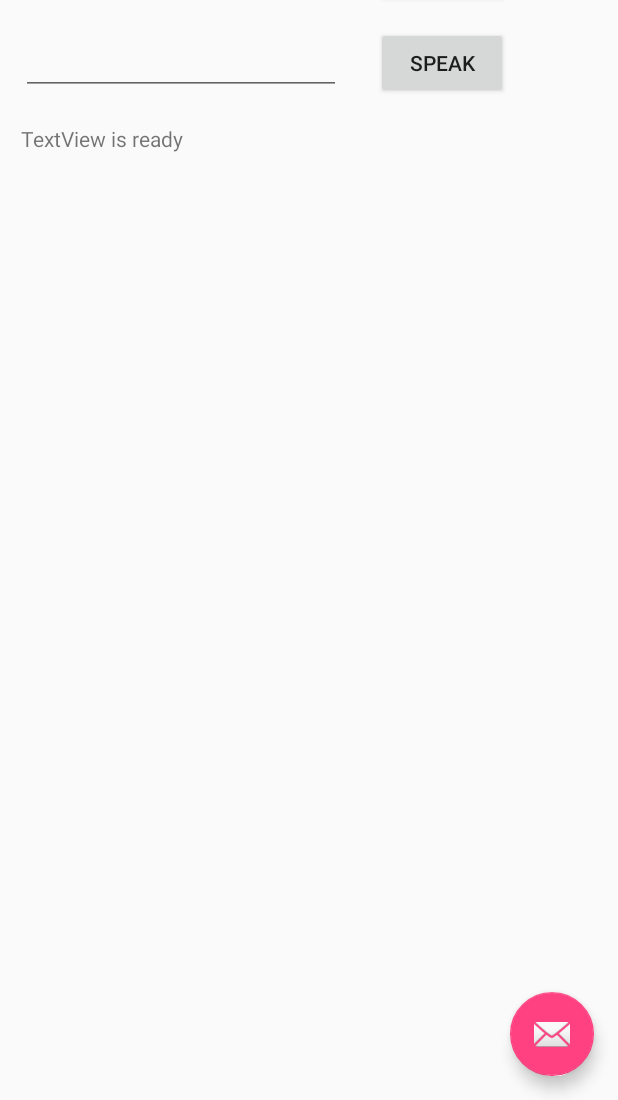
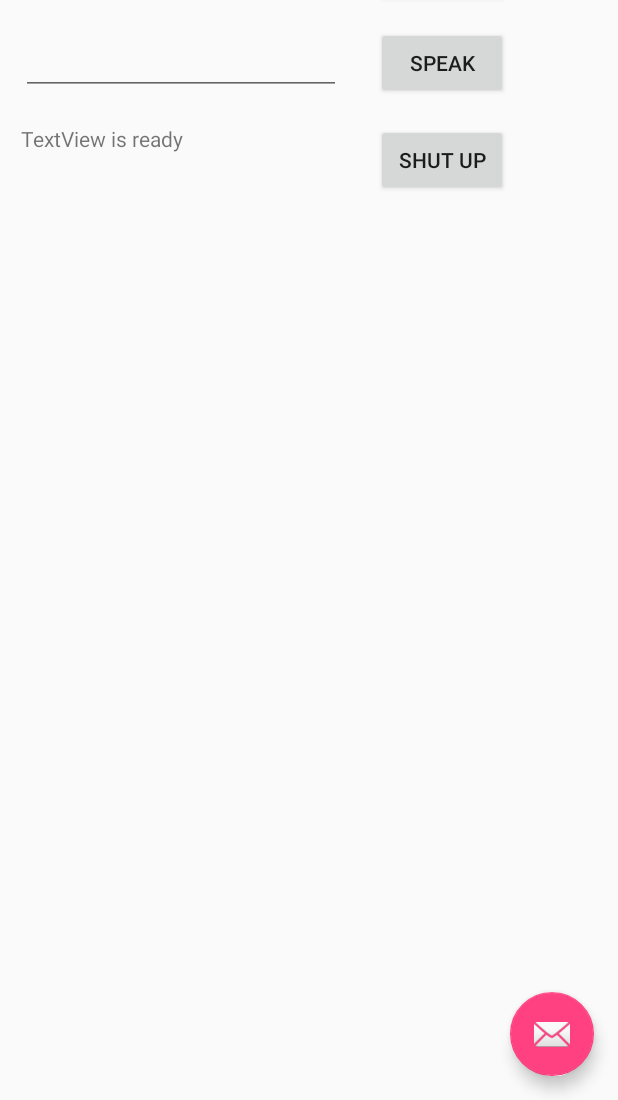
Before and after one commit to boacompiler/Personal-Assistant-Assignment, an Android app: the screen it shows after launch (MainActivity), on a phone screen of 412 x 824 dp, the part 136-1236 px from its top. Run offline under Robolectric (Android 15) with nearby library versions, the phone set to English and light mode, and no system bars.

Commit message:
adds shutup button and prepares 'tell me more' keyword

```diff
--- a/app/src/main/res/layout/content_main.xml
+++ b/app/src/main/res/layout/content_main.xml
@@ -82,5 +82,15 @@
             android:onClick="SpeechOnClick"
             android:text="Speak" />
 
+        <Button
+            android:id="@+id/button2"
+            android:layout_width="wrap_content"
+            android:layout_height="wrap_content"
+            android:layout_alignLeft="@+id/button"
+            android:layout_alignStart="@+id/button"
+            android:layout_alignTop="@+id/myTextView"
+            android:onClick="ShutUpOnClick"
+            android:text="Shut Up" />
+
     </RelativeLayout>
 </android.support.constraint.ConstraintLayout>
```
Also changed, not shown: app/src/main/java/com/example/robert/opennlptest/MainActivity.java (+19 -0 lines).
